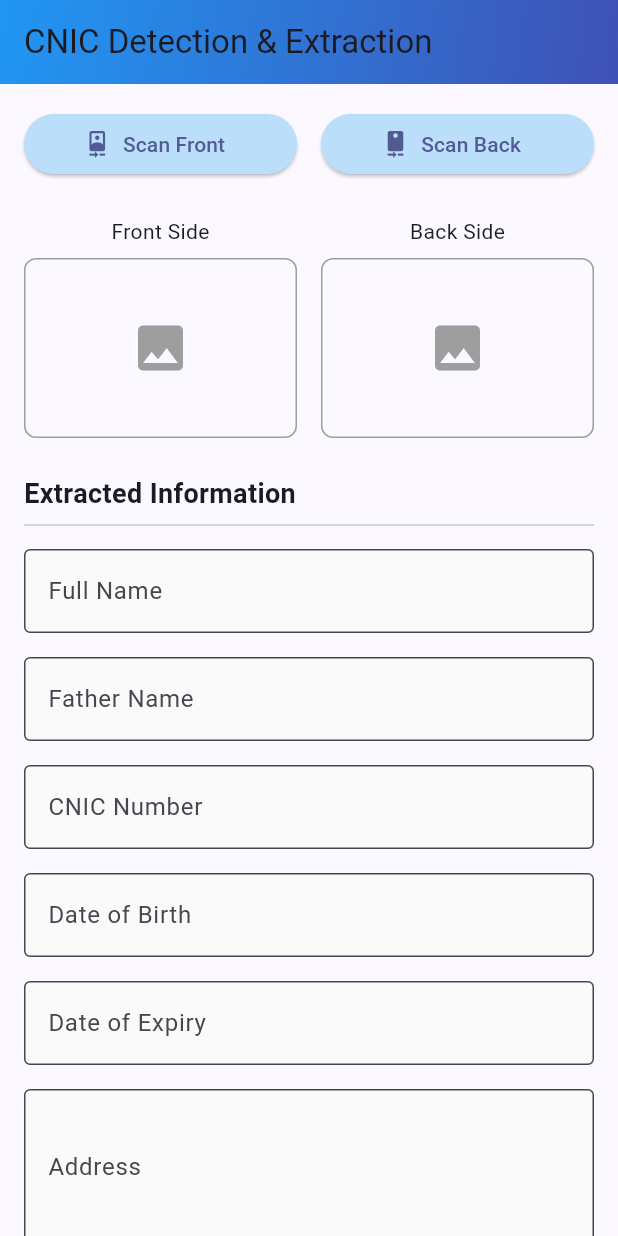
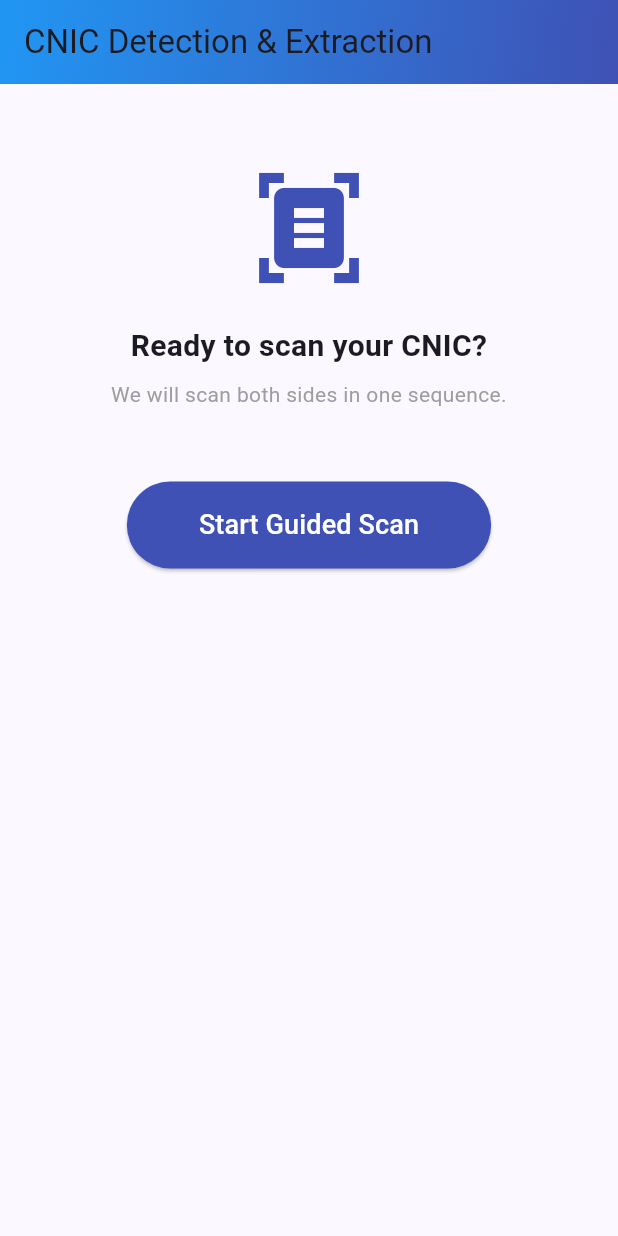
Before and after one commit to abulkalamjaan/Flutter-Card-Detection-OCR, a Flutter app: the screen it shows after launch, on a phone screen of 412 x 824 dp. Run offline on Flutter 3.47's test engine with Material 3 defaults, Android fonts, the phone set to English and light mode, and no system bars; our stand-ins replace get; missing offline and left inert: google_mlkit_document_scanner, google_mlkit_text_recognition, tesseract_ocr.

Commit message:
guided capturing added

```diff
--- a/lib/modules/cnic_viewer/screens/cnic_scanner_screen.dart
+++ b/lib/modules/cnic_viewer/screens/cnic_scanner_screen.dart
@@ -2,6 +2,7 @@ import 'dart:io';
 import 'package:flutter/material.dart';
 import 'package:get/get.dart';
 import '../controllers/cnic_controller.dart';
+import '../widgets/shimmer_widget.dart';
 
 class CnicScannerScreen extends StatelessWidget {
   final CnicController controller = Get.put(CnicController());
@@ -31,10 +32,13 @@ class CnicScannerScreen extends StatelessWidget {
           child: Column(
             crossAxisAlignment: CrossAxisAlignment.stretch,
             children: [
-              _buildScanButtons(),
+              if (controller.scanStep.value == 0) ...[
+                _buildStartButton(),
+              ] else if (controller.scanStep.value < 3) ...[
+                _buildGuidedInstruction(),
                 const SizedBox(height: 24),
-              _buildImagePreviews(),
-              const SizedBox(height: 24),
+              ],
+              if (controller.scanStep.value == 3) ...[
                 const Text(
                   'Extracted Information',
                   style: TextStyle(fontSize: 18, fontWeight: FontWeight.bold),
@@ -42,7 +46,79 @@ class CnicScannerScreen extends StatelessWidget {
                 const Divider(),
                 _buildResultForm(),
                 const SizedBox(height: 32),
+                _buildSaveButton(),
+                const SizedBox(height: 16),
+                _buildResetButton(),
+              ],
+            ],
+          ),
+        );
+      }),
+    );
+  }
+
+  Widget _buildStartButton() {
+    return Column(
+      children: [
+        const SizedBox(height: 40),
+        const Icon(Icons.document_scanner, size: 80, color: Colors.indigo),
+        const SizedBox(height: 24),
+        const Text(
+          'Ready to scan your CNIC?',
+          textAlign: TextAlign.center,
+          style: TextStyle(fontSize: 20, fontWeight: FontWeight.bold),
+        ),
+        const SizedBox(height: 8),
+        const Text(
+          'We will scan both sides in one sequence.',
+          textAlign: TextAlign.center,
+          style: TextStyle(color: Colors.grey),
+        ),
+        const SizedBox(height: 48),
         ElevatedButton(
+          onPressed: controller.startGuidedScan,
+          style: ElevatedButton.styleFrom(
+            padding: const EdgeInsets.symmetric(horizontal: 48, vertical: 16),
+            backgroundColor: Colors.indigo,
+            foregroundColor: Colors.white,
+            shape: RoundedRectangleBorder(
+              borderRadius: BorderRadius.circular(30),
+            ),
+          ),
+          child: const Text(
+            'Start Guided Scan',
+            style: TextStyle(fontSize: 18),
+          ),
+        ),
+      ],
+    );
+  }
+
+  Widget _buildGuidedInstruction() {
+    return Center(
+      child: Column(
+        children: [
+          const SizedBox(height: 40),
+          InstructionAnimation(isFront: controller.scanStep.value == 1),
+          const SizedBox(height: 40),
+          if (controller.isLoading.value) ...[
+            const CircularProgressIndicator(),
+          ] else ...[
+            TextButton.icon(
+              onPressed: controller.scanStep.value == 1
+                  ? controller.scanFront
+                  : controller.scanBack,
+              icon: const Icon(Icons.refresh),
+              label: const Text('Retry Current Side'),
+            ),
+          ],
+        ],
+      ),
+    );
+  }
+
+  Widget _buildSaveButton() {
+    return ElevatedButton(
       onPressed: () {
         Get.snackbar('Success', 'Data saved successfully!');
       },
@@ -52,95 +128,19 @@ class CnicScannerScreen extends StatelessWidget {
         foregroundColor: Colors.white,
       ),
       child: const Text('Save Data'),
-              ),
-            ],
-          ),
-        );
-      }),
     );
   }
 
-  Widget _buildScanButtons() {
-    return Row(
-      children: [
-        Expanded(
-          child: ElevatedButton.icon(
-            onPressed: controller.scanFront,
-            icon: const Icon(Icons.camera_front),
-            label: const Text('Scan Front'),
-            style: ElevatedButton.styleFrom(backgroundColor: Colors.blue[100]),
+  Widget _buildResetButton() {
+    return OutlinedButton(
+      onPressed: () {
+        controller.scanStep.value = 0;
+        // Optionally clear data
+      },
+      style: OutlinedButton.styleFrom(
+        padding: const EdgeInsets.symmetric(vertical: 16),
       ),
-        ),
-        const SizedBox(width: 16),
-        Expanded(
-          child: ElevatedButton.icon(
-            onPressed: controller.scanBack,
-            icon: const Icon(Icons.camera_rear),
-            label: const Text('Scan Back'),
-            style: ElevatedButton.styleFrom(backgroundColor: Colors.blue[100]),
-          ),
-        ),
-      ],
-    );
-  }
-
-  Widget _buildImagePreviews() {
-    return Row(
-      children: [
-        Expanded(
-          child: Column(
-            children: [
-              const Text('Front Side'),
-              const SizedBox(height: 8),
-              Container(
-                height: 120,
-                decoration: BoxDecoration(
-                  border: Border.all(color: Colors.grey),
-                  borderRadius: BorderRadius.circular(8),
-                ),
-                child: controller.frontImagePath.value.isNotEmpty
-                    ? ClipRRect(
-                        borderRadius: BorderRadius.circular(8),
-                        child: Image.file(
-                          File(controller.frontImagePath.value),
-                          fit: BoxFit.cover,
-                        ),
-                      )
-                    : const Center(
-                        child: Icon(Icons.image, size: 40, color: Colors.grey),
-                      ),
-              ),
-            ],
-          ),
-        ),
-        const SizedBox(width: 16),
-        Expanded(
-          child: Column(
-            children: [
-              const Text('Back Side'),
-              const SizedBox(height: 8),
-              Container(
-                height: 120,
-                decoration: BoxDecoration(
-                  border: Border.all(color: Colors.grey),
-                  borderRadius: BorderRadius.circular(8),
-                ),
-                child: controller.backImagePath.value.isNotEmpty
-                    ? ClipRRect(
-                        borderRadius: BorderRadius.circular(8),
-                        child: Image.file(
-                          File(controller.backImagePath.value),
-                          fit: BoxFit.cover,
-                        ),
-                      )
-                    : const Center(
-                        child: Icon(Icons.image, size: 40, color: Colors.grey),
-                      ),
-              ),
-            ],
-          ),
-        ),
-      ],
+      child: const Text('Scan Another Card'),
     );
   }
 
--- a/lib/modules/cnic_viewer/services/scanner_service.dart
+++ b/lib/modules/cnic_viewer/services/scanner_service.dart
@@ -8,7 +8,7 @@ class ScannerService {
     _documentScanner = DocumentScanner(
       options: DocumentScannerOptions(
         documentFormat: DocumentFormat.jpeg,
-        mode: ScannerMode.full,
+        mode: ScannerMode.base,
         isGalleryImport: true,
         pageLimit: 1,
       ),
```
Also changed, not shown: lib/modules/cnic_viewer/controllers/cnic_controller.dart (+54 -35 lines), lib/modules/cnic_viewer/services/ocr_service.dart (+14 -5 lines), lib/modules/cnic_viewer/widgets/shimmer_widget.dart (added, +124 -0 lines), 1 other file. Lines whose indentation alone changed are shown as unchanged.
